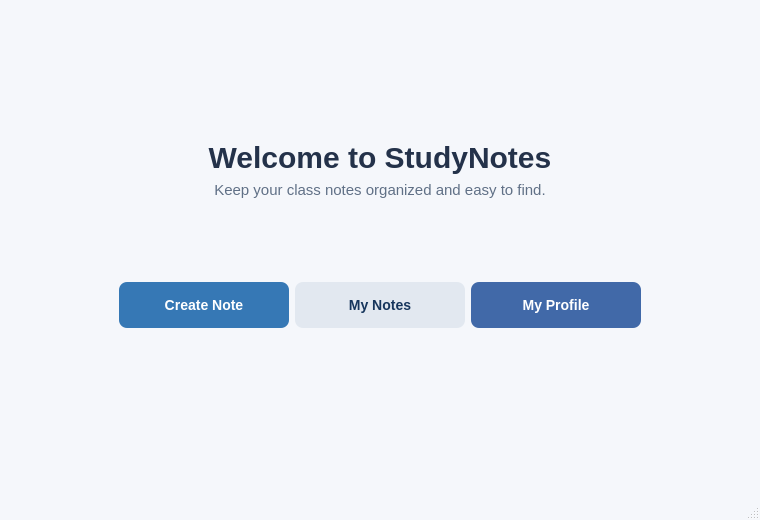
Old version of the form mainwindow.ui in the repository Martina-ui/StudyNotes.
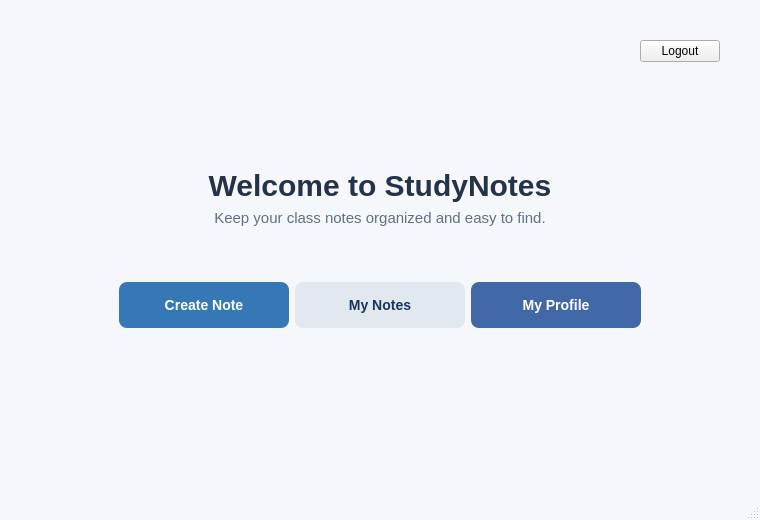
New version of the form.

Patch:
```diff
--- a/mainwindow.ui
+++ b/mainwindow.ui
@@ -41,6 +41,13 @@
     <property name="bottomMargin">
      <number>40</number>
     </property>
+    <item alignment="Qt::AlignmentFlag::AlignRight">
+     <widget class="QPushButton" name="logoutButton">
+      <property name="text">
+       <string>Logout</string>
+      </property>
+     </widget>
+    </item>
     <item>
      <spacer name="topSpacer">
       <property name="orientation">
```
Left out of the diff: 22 changed lines with no effect on the pictures.
